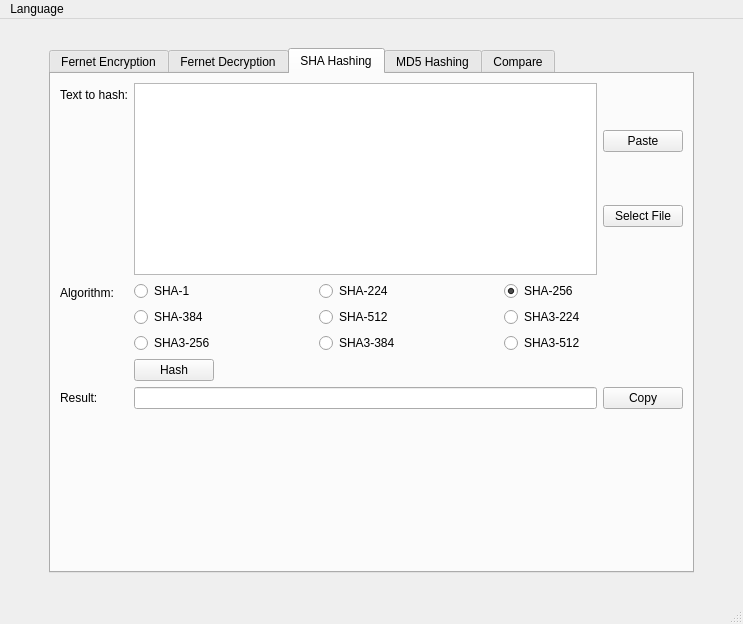
First picture: the form in design.ui, repository germanivanov0719/Cryptography, before the edit.
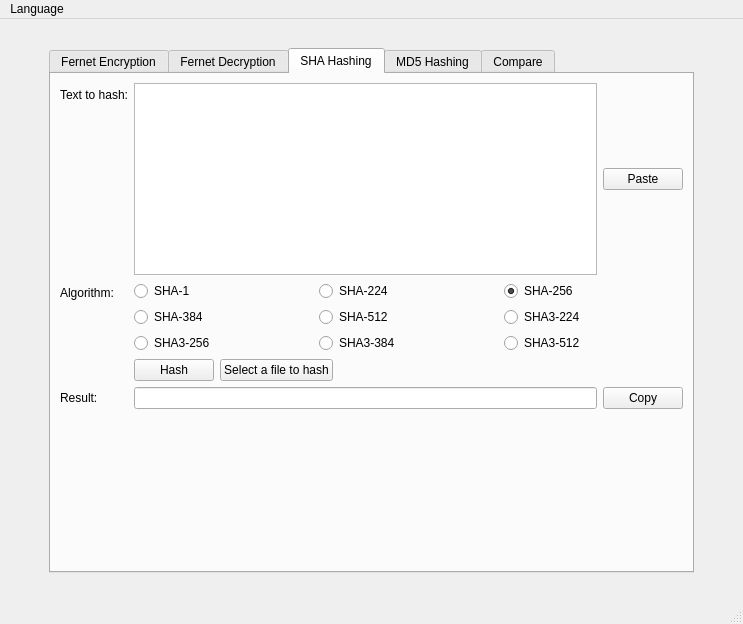
Second picture: the form after the edit. The open tabs and pages were chosen to show the change.

```diff
--- a/design.ui
+++ b/design.ui
@@ -542,13 +542,6 @@
                 </property>
                </widget>
               </item>
-              <item>
-               <widget class="QPushButton" name="file_sha">
-                <property name="text">
-                 <string>Select File</string>
-                </property>
-               </widget>
-              </item>
              </layout>
             </item>
            </layout>
@@ -718,12 +711,23 @@
            </layout>
           </item>
           <item row="2" column="1">
+           <layout class="QHBoxLayout" name="horizontalLayout_14">
+            <item>
            <widget class="QPushButton" name="hash_sha">
             <property name="text">
              <string>Hash</string>
             </property>
            </widget>
           </item>
+            <item>
+             <widget class="QPushButton" name="file_sha">
+              <property name="text">
+               <string>Select a file to hash</string>
+              </property>
+             </widget>
+            </item>
+           </layout>
+          </item>
           <item row="3" column="0">
            <widget class="QLabel" name="label_2_sha">
             <property name="text">
@@ -761,7 +765,7 @@
             </item>
            </layout>
           </item>
-          <item row="4" column="1">
+          <item row="4" column="0">
            <spacer name="verticalSpacer_8">
             <property name="orientation">
              <enum>Qt::Vertical</enum>
```
Left out of the diff: 20 changed lines with no effect on the pictures. Lines whose indentation alone changed are shown as unchanged.
